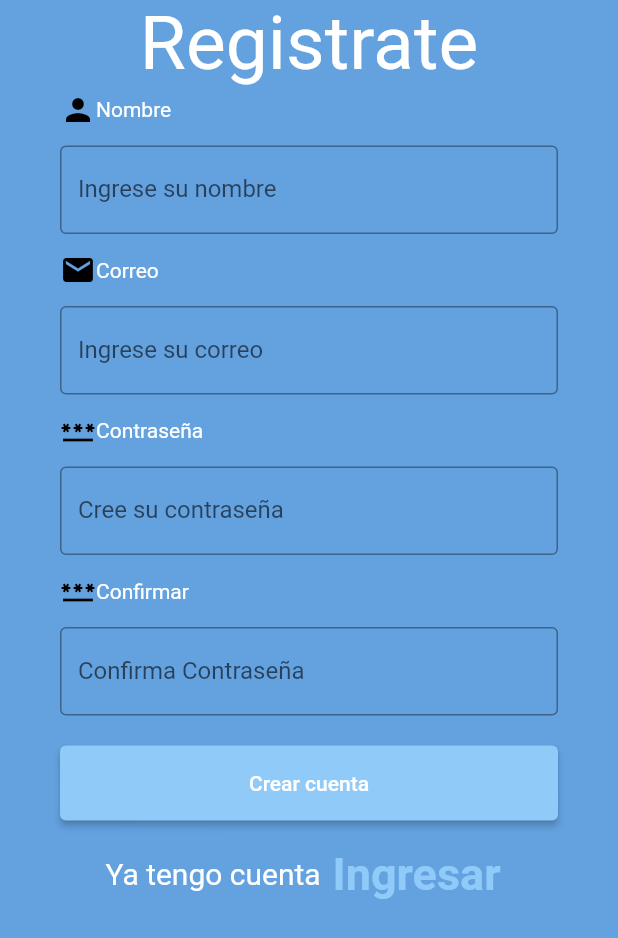
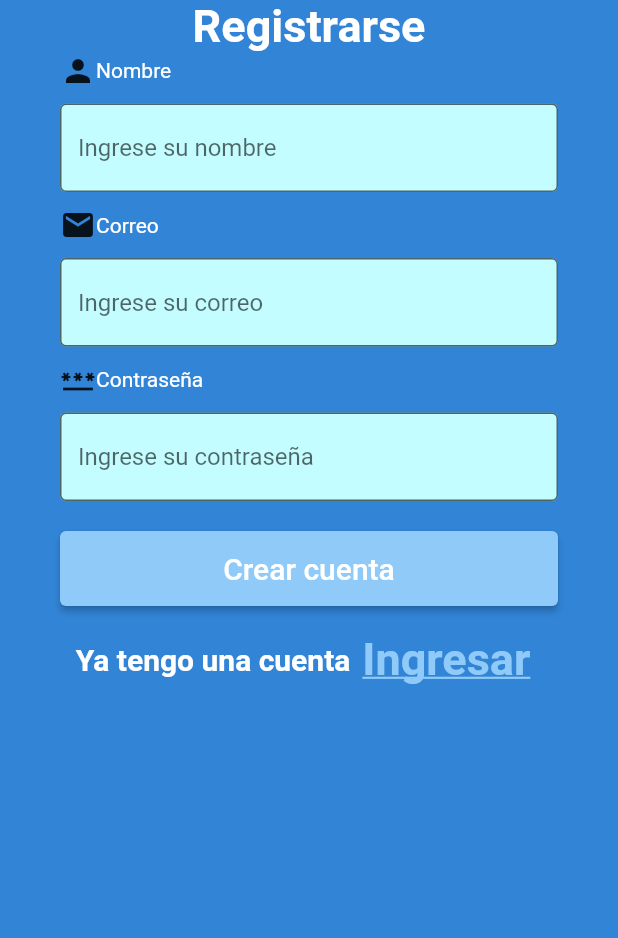
Before and after one commit to jdml-code/sistemas_ciudad_inteligente_visualizador, a Flutter app: the screen it shows after launch, after a tap on "¿Aún no tienes una cuenta?", on a phone screen of 412 x 824 dp. Shown: the top 938 px of the screen. Run offline on Flutter 3.47's test engine with Material 2 defaults, Android fonts, the phone set to English and light mode, and no system bars; network calls fail.

Commit message:
anadio widgets para reutilizacion de codigo

```diff
--- a/lib/pages/sigin_page.dart
+++ b/lib/pages/sigin_page.dart
@@ -6,6 +6,8 @@ class SiginPage extends StatelessWidget {
 
   @override
   Widget build(BuildContext context) {
-    return const Scaffold(body: SPage());
+    return const Scaffold(
+      backgroundColor: Color.fromARGB(170, 24, 117, 209),
+      body: SPage());
   }
 }
--- /dev/null
+++ b/lib/widgets/ingresoDato_widget.dart
@@ -0,0 +1,34 @@
+import 'package:flutter/material.dart';
+
+class IngresoDato extends StatelessWidget {
+  const IngresoDato({
+    Key? key,
+    required this.varController, required this.autocorrector, required this.ocultarTexto, required this.mensaje, required this.tipoTeclado,
+  }) : super(key: key);
+
+  final TextEditingController varController;
+  final bool autocorrector;
+  final bool ocultarTexto;
+  final String mensaje;
+  final TextInputType tipoTeclado;
+
+  @override
+  Widget build(BuildContext context) {
+    return Padding(
+      padding: const EdgeInsets.symmetric(
+          horizontal: 40.0, vertical: 10.0),
+      child: TextField(
+          autocorrect: autocorrector,
+          obscureText: ocultarTexto,
+          controller: varController,
+          keyboardType: tipoTeclado,
+          decoration: InputDecoration(
+            fillColor: const Color.fromARGB(255, 195, 253, 255),
+            filled: true,
+            border: const OutlineInputBorder(),
+            hintText: mensaje,
+          )
+      ),
+    );
+  }
+}
--- a/lib/widgets/login_widget.dart
+++ b/lib/widgets/login_widget.dart
@@ -1,4 +1,6 @@
 import 'package:flutter/material.dart';
+import 'package:visualizador_eventos/widgets/tituloVista_widget.dart';
+import 'package:visualizador_eventos/widgets/titulo_widget.dart';
 
 class LoginWidget extends StatelessWidget {
   LoginWidget({super.key});
@@ -14,25 +16,8 @@ class LoginWidget extends StatelessWidget {
         child: Column(
           mainAxisAlignment: MainAxisAlignment.center,
           children: [
-            const Text(
-              "Iniciar sesión",
-              style: TextStyle(
-                color: Colors.white,
-                fontSize: 30,
-                fontWeight: FontWeight.bold),
-                ),
-                Padding(
-                  padding: const EdgeInsets.symmetric(horizontal: 40),
-                  child: Row(
-
-                    children: const [
-                      Icon(Icons.person),
-                      Text(
-                        "Usario",
-                        ),
-                    ],
-                  ),
-                ),
+            const TituloVista(mensaje: 'Iniciar Sesión'),
+                const TituloWidget(mensaje: 'Usuario', icono: Icon(Icons.person)),
                 Padding(
                   padding: const EdgeInsets.symmetric(horizontal: 40, vertical: 10),
                   child: TextField(
@@ -53,6 +38,7 @@ class LoginWidget extends StatelessWidget {
                     ),
                   ),
                 ),
+                const TituloWidget(mensaje: 'Contraseña', icono: Icon(Icons.lock)),
                 Padding(
                   padding: const EdgeInsets.symmetric(horizontal: 40, vertical: 10),
                   child: TextField(
@@ -78,7 +64,8 @@ class LoginWidget extends StatelessWidget {
                       ),
                       onPressed: (){
                       },
-                      child: const Text("Ingresar")),
+                      child: const Text("Ingresar",
+                      style: TextStyle(fontSize: 20),)),
                   ),
                   ),
                   Row(
--- a/lib/widgets/sigin_widget.dart
+++ b/lib/widgets/sigin_widget.dart
@@ -1,5 +1,8 @@
 import 'package:flutter/material.dart';
+import 'package:visualizador_eventos/widgets/tituloVista_widget.dart';
+import 'package:visualizador_eventos/widgets/titulo_widget.dart';
 import '../services/service_ingreso.dart';
+import 'ingresoDato_widget.dart';
 
 class SPage extends StatelessWidget {
   const SPage({super.key});
@@ -19,7 +22,7 @@ class SiginWidget extends StatelessWidget {
 
   final TextEditingController userController = TextEditingController();
   final TextEditingController passController = TextEditingController();
-  final TextEditingController correocontroller = TextEditingController();
+  final TextEditingController correoController = TextEditingController();
   final TextEditingController confirmar = TextEditingController();
 
   @override
@@ -35,107 +38,13 @@ class SiginWidget extends StatelessWidget {
           width: double.infinity,
           child: Column(
             children: [
-              const Text(
-                "Registrate",
-                style: TextStyle(color: Colors.white, fontSize: 50),
-              ),
-
-              Padding(
-                padding:
-                    const EdgeInsets.symmetric(horizontal: 40.0, vertical: 2.0),
-                child: Align(
-                    alignment: Alignment.topLeft,
-                    child: Row(children: const [
-                      Icon(Icons.person, color: Colors.black),
-                      Text("Nombre", style: TextStyle(color: Colors.white)),
-                    ])),
-              ),
-
-              Padding(
-                padding: const EdgeInsets.symmetric(
-                    horizontal: 40.0, vertical: 10.0),
-                child: TextField(
-                  controller: userController,
-                  decoration: const InputDecoration(
-                      border: OutlineInputBorder(),
-                      labelText: "Ingrese su nombre"),
-                ),
-              ),
-
-              Padding(
-                padding:
-                    const EdgeInsets.symmetric(horizontal: 40.0, vertical: 2.0),
-                child: Align(
-                    alignment: Alignment.topLeft,
-                    child: Row(children: const [
-                      Icon(Icons.mail, color: Colors.black),
-                      Text("Correo", style: TextStyle(color: Colors.white)),
-                    ])),
-              ),
-
-              Padding(
-                padding: const EdgeInsets.symmetric(
-                    horizontal: 40.0, vertical: 10.0),
-                child: TextField(
-                  //onChanged: (value){
-                  // },
-                  //se usa normalmente como buscador mientras la persona va escribien el va buscando
-                  //tambien para guardar el valor en una variable
-
-                  controller: correocontroller,
-                  obscureText: false,
-                  decoration: const InputDecoration(
-                      border: OutlineInputBorder(),
-                      labelText: "Ingrese su correo"),
-                ),
-              ), //texto //texto
-
-              Padding(
-                padding:
-                    const EdgeInsets.symmetric(horizontal: 40.0, vertical: 2.0),
-                child: Align(
-                    alignment: Alignment.topLeft,
-                    child: Row(children: const [
-                      Icon(Icons.password, color: Colors.black),
-                      Text("Contraseña", style: TextStyle(color: Colors.white)),
-                    ])),
-              ),
-
-              Padding(
-                padding: const EdgeInsets.symmetric(
-                    horizontal: 40.0, vertical: 10.0),
-                child: TextField(
-                  obscureText: true,
-                  keyboardType: TextInputType.number,
-                  controller: passController,
-                  decoration: const InputDecoration(
-                      border: OutlineInputBorder(),
-                      labelText: "Cree su contraseña"),
-                ),
-              ),
-              Padding(
-                padding:
-                    const EdgeInsets.symmetric(horizontal: 40.0, vertical: 2.0),
-                child: Align(
-                    alignment: Alignment.topLeft,
-                    child: Row(children: const [
-                      Icon(Icons.password, color: Colors.black),
-                      Text("Confirmar", style: TextStyle(color: Colors.white)),
-                    ])),
-              ),
-              Padding(
-                padding: const EdgeInsets.symmetric(
-                    horizontal: 40.0, vertical: 10.0),
-                child: TextField(
-                  obscureText: true,
-                  keyboardType: TextInputType.emailAddress,
-                  controller: confirmar,
-                  decoration: const InputDecoration(
-                      border: OutlineInputBorder(),
-                      labelText: "Confirma Contraseña"),
-                ),
-              ),
-
+              const TituloVista(mensaje: 'Registrarse'),
+              const TituloWidget(mensaje: 'Nombre', icono: Icon(Icons.person)),
+              IngresoDato(varController: userController, autocorrector: false, ocultarTexto: false, mensaje: "Ingrese su nombre", tipoTeclado: TextInputType.text),
+              const TituloWidget(mensaje: 'Correo', icono: Icon(Icons.mail)),
+              IngresoDato(varController: correoController, autocorrector: false, ocultarTexto: false, mensaje: "Ingrese su correo", tipoTeclado: TextInputType.emailAddress),
+              const TituloWidget(mensaje: 'Contraseña', icono: Icon(Icons.password)),
+              IngresoDato(varController: passController, autocorrector: false, ocultarTexto: true, mensaje: "Ingrese su contraseña", tipoTeclado: TextInputType.visiblePassword),
               Padding(
                   padding: const EdgeInsets.symmetric(
                       horizontal: 40.0, vertical: 10.0),
@@ -147,9 +56,10 @@ class SiginWidget extends StatelessWidget {
                             primary: const Color.fromARGB(255, 144, 202, 249)),
                         onPressed: () {
                           ingresoService.registro(userController.text,
-                              passController.text, correocontroller.text);
+                              passController.text, correoController.text);
                         },
-                        child: const Text("Crear cuenta")),
+                        child: const Text("Crear cuenta",
+                        style: TextStyle(fontSize: 20),)),
                   )),
 
               Row(
@@ -157,8 +67,9 @@ class SiginWidget extends StatelessWidget {
                 mainAxisAlignment: MainAxisAlignment.center, //para centralo
                 children: [
                   const Text(
-                    "Ya tengo cuenta",
-                    style: TextStyle(color: Colors.white, fontSize: 20),
+                    "Ya tengo una cuenta",
+                    style: TextStyle(color: Colors.white, fontSize: 20,
+                            fontWeight: FontWeight.bold),
                   ),
                   TextButton(
                     onPressed: () {
@@ -169,6 +80,7 @@ class SiginWidget extends StatelessWidget {
                         style: TextStyle(
                             color: Color.fromARGB(255, 144, 202, 249),
                             fontSize: 30,
+                            decoration: TextDecoration.underline,
                             fontWeight: FontWeight.bold)),
                   )
                 ],
--- /dev/null
+++ b/lib/widgets/tituloVista_widget.dart
@@ -0,0 +1,19 @@
+import 'package:flutter/material.dart';
+
+class TituloVista extends StatelessWidget {
+  const TituloVista({
+    Key? key, required this.mensaje,
+  }) : super(key: key);
+  final String mensaje;
+
+  @override
+  Widget build(BuildContext context) {
+    return Text(
+      mensaje,
+      style: const TextStyle(
+        color: Colors.white,
+        fontSize: 30,
+        fontWeight: FontWeight.bold),
+        );
+  }
+}
--- /dev/null
+++ b/lib/widgets/titulo_widget.dart
@@ -0,0 +1,23 @@
+import 'package:flutter/material.dart';
+
+
+class TituloWidget extends StatelessWidget {
+  const TituloWidget({
+    Key? key, required this.mensaje, required this.icono,
+  }) : super(key: key);
+  final String mensaje;
+  final Icon icono;
+
+  @override
+  Widget build(BuildContext context) {
+    return Padding(
+      padding: const EdgeInsets.symmetric(horizontal: 40),
+      child: Row(
+        children:[
+          icono,
+          Text(mensaje, style: const TextStyle(color: Colors.white))
+        ],
+      ),
+    );
+  }
+}
```
Also changed, not shown: lib/pages/login_page.dart (line endings or trailing spaces).
